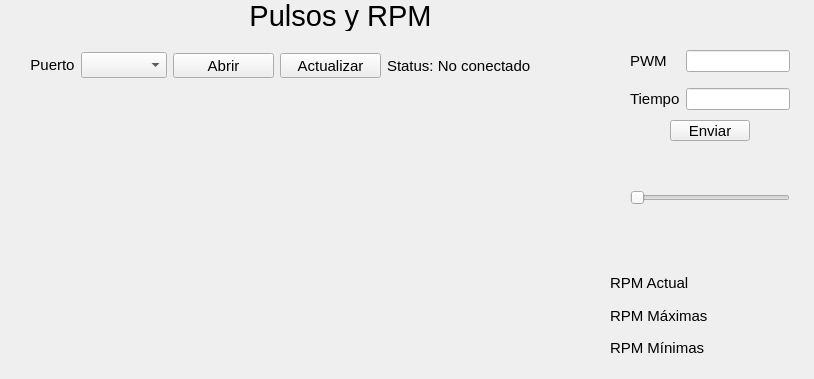
The window that Pulsos/widget.ui (Andrewslaxe/Laboratorio-Pulsos) describes before a commit, drawn with Qt 5.
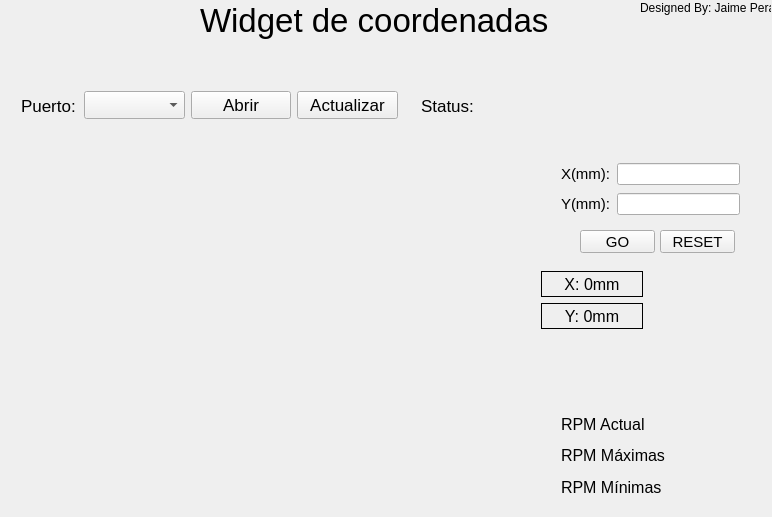
The same window after the commit. Custom widgets are drawn as their Qt base class.

Diff of the .ui file:
```diff
--- a/Pulsos/widget.ui
+++ b/Pulsos/widget.ui
@@ -6,97 +6,77 @@
    <rect>
     <x>0</x>
     <y>0</y>
-    <width>814</width>
-    <height>379</height>
+    <width>772</width>
+    <height>517</height>
    </rect>
   </property>
   <property name="windowTitle">
    <string>Widget</string>
   </property>
-  <widget class="QLabel" name="label">
+  <widget class="QCustomPlot" name="customPlot" native="true">
    <property name="geometry">
     <rect>
-     <x>-10</x>
-     <y>0</y>
-     <width>701</width>
-     <height>31</height>
+     <x>10</x>
+     <y>150</y>
+     <width>511</width>
+     <height>311</height>
     </rect>
    </property>
-   <property name="font">
-    <font>
-     <pointsize>22</pointsize>
-    </font>
-   </property>
-   <property name="text">
-    <string>Pulsos y RPM</string>
-   </property>
-   <property name="alignment">
-    <set>Qt::AlignCenter</set>
-   </property>
   </widget>
-  <widget class="QWidget" name="horizontalLayoutWidget">
+  <widget class="QWidget" name="layoutWidget">
    <property name="geometry">
     <rect>
-     <x>30</x>
-     <y>50</y>
-     <width>501</width>
-     <height>31</height>
+     <x>10</x>
+     <y>80</y>
+     <width>399</width>
+     <height>51</height>
     </rect>
    </property>
-   <layout class="QHBoxLayout" name="horizontalLayout">
+   <layout class="QHBoxLayout" name="horizontalLayout_2">
     <item>
-     <widget class="QLabel" name="label_2">
-      <property name="sizePolicy">
-       <sizepolicy hsizetype="Fixed" vsizetype="Fixed">
-        <horstretch>0</horstretch>
-        <verstretch>0</verstretch>
-       </sizepolicy>
+     <widget class="QLabel" name="label_3">
+      <property name="minimumSize">
+       <size>
+        <width>0</width>
+        <height>0</height>
+       </size>
+      </property>
+      <property name="maximumSize">
+       <size>
+        <width>57</width>
+        <height>16777215</height>
+       </size>
       </property>
       <property name="font">
        <font>
-        <pointsize>11</pointsize>
+        <pointsize>13</pointsize>
        </font>
       </property>
       <property name="text">
-       <string>Puerto</string>
-      </property>
-      <property name="alignment">
-       <set>Qt::AlignCenter</set>
+       <string>Puerto:</string>
       </property>
      </widget>
     </item>
     <item>
      <widget class="QComboBox" name="comboBox">
-      <property name="sizePolicy">
-       <sizepolicy hsizetype="Fixed" vsizetype="Fixed">
-        <horstretch>0</horstretch>
-        <verstretch>0</verstretch>
-       </sizepolicy>
+      <property name="minimumSize">
+       <size>
+        <width>100</width>
+        <height>0</height>
+       </size>
       </property>
       <property name="font">
        <font>
-        <pointsize>11</pointsize>
+        <pointsize>13</pointsize>
        </font>
       </property>
      </widget>
     </item>
     <item>
-     <widget class="QToolButton" name="toolButton">
-      <property name="sizePolicy">
-       <sizepolicy hsizetype="Preferred" vsizetype="Maximum">
-        <horstretch>0</horstretch>
-        <verstretch>0</verstretch>
-       </sizepolicy>
-      </property>
-      <property name="maximumSize">
-       <size>
-        <width>16777215</width>
-        <height>16777215</height>
-       </size>
-      </property>
+     <widget class="QPushButton" name="pushButton_2">
       <property name="font">
        <font>
-        <pointsize>11</pointsize>
+        <pointsize>13</pointsize>
        </font>
       </property>
       <property name="text">
@@ -105,16 +85,10 @@
      </widget>
     </item>
     <item>
-     <widget class="QToolButton" name="toolButton_2">
-      <property name="sizePolicy">
-       <sizepolicy hsizetype="Minimum" vsizetype="Fixed">
-        <horstretch>0</horstretch>
-        <verstretch>0</verstretch>
-       </sizepolicy>
-      </property>
+     <widget class="QPushButton" name="pushButton_3">
       <property name="font">
        <font>
-        <pointsize>11</pointsize>
+        <pointsize>13</pointsize>
        </font>
       </property>
       <property name="text">
@@ -122,33 +96,33 @@
       </property>
      </widget>
     </item>
-    <item>
-     <widget class="QLabel" name="label_3">
-      <property name="sizePolicy">
-       <sizepolicy hsizetype="Minimum" vsizetype="Preferred">
-        <horstretch>0</horstretch>
-        <verstretch>0</verstretch>
-       </sizepolicy>
-      </property>
-      <property name="font">
-       <font>
-        <pointsize>11</pointsize>
-       </font>
-      </property>
-      <property name="text">
-       <string>Status: No conectado</string>
-      </property>
-     </widget>
-    </item>
    </layout>
   </widget>
+  <widget class="QLabel" name="label_5">
+   <property name="geometry">
+    <rect>
+     <x>200</x>
+     <y>0</y>
+     <width>391</width>
+     <height>41</height>
+    </rect>
+   </property>
+   <property name="font">
+    <font>
+     <pointsize>25</pointsize>
+    </font>
+   </property>
+   <property name="text">
+    <string>Widget de coordenadas</string>
+   </property>
+  </widget>
   <widget class="QWidget" name="gridLayoutWidget">
    <property name="geometry">
     <rect>
-     <x>630</x>
-     <y>40</y>
-     <width>160</width>
-     <height>80</height>
+     <x>550</x>
+     <y>400</y>
+     <width>211</width>
+     <height>111</height>
     </rect>
    </property>
    <layout class="QGridLayout" name="gridLayout">
@@ -156,67 +130,7 @@
      <widget class="QLabel" name="label_4">
       <property name="font">
        <font>
-        <pointsize>11</pointsize>
-       </font>
-      </property>
-      <property name="text">
-       <string>PWM</string>
-      </property>
-     </widget>
-    </item>
-    <item row="1" column="0">
-     <widget class="QLabel" name="label_5">
-      <property name="font">
-       <font>
-        <pointsize>11</pointsize>
-       </font>
-      </property>
-      <property name="text">
-       <string>Tiempo</string>
-      </property>
-     </widget>
-    </item>
-    <item row="0" column="1">
-     <widget class="QLineEdit" name="lineEdit"/>
-    </item>
-    <item row="1" column="1">
-     <widget class="QLineEdit" name="lineEdit_2"/>
-    </item>
-   </layout>
-  </widget>
-  <widget class="QPushButton" name="pushButton">
-   <property name="geometry">
-    <rect>
-     <x>670</x>
-     <y>120</y>
-     <width>80</width>
-     <height>21</height>
-    </rect>
-   </property>
-   <property name="font">
-    <font>
-     <pointsize>11</pointsize>
-    </font>
-   </property>
-   <property name="text">
-    <string>Enviar</string>
-   </property>
-  </widget>
-  <widget class="QWidget" name="verticalLayoutWidget">
-   <property name="geometry">
-    <rect>
-     <x>610</x>
-     <y>270</y>
-     <width>171</width>
-     <height>91</height>
-    </rect>
-   </property>
-   <layout class="QVBoxLayout" name="verticalLayout">
-    <item>
-     <widget class="QLabel" name="label_6">
-      <property name="font">
-       <font>
-        <pointsize>11</pointsize>
+        <pointsize>12</pointsize>
        </font>
       </property>
       <property name="text">
@@ -224,23 +138,18 @@
       </property>
      </widget>
     </item>
-    <item>
+    <item row="1" column="1">
+     <widget class="QLabel" name="RpmMax">
+      <property name="text">
+       <string/>
+      </property>
+     </widget>
+    </item>
+    <item row="2" column="0">
      <widget class="QLabel" name="label_7">
       <property name="font">
        <font>
-        <pointsize>11</pointsize>
-       </font>
-      </property>
-      <property name="text">
-       <string>RPM Máximas</string>
-      </property>
-     </widget>
-    </item>
-    <item>
-     <widget class="QLabel" name="label_8">
-      <property name="font">
-       <font>
-        <pointsize>11</pointsize>
+        <pointsize>12</pointsize>
        </font>
       </property>
       <property name="text">
@@ -248,49 +157,160 @@
       </property>
      </widget>
     </item>
+    <item row="0" column="1">
+     <widget class="QLabel" name="RpmAct">
+      <property name="text">
+       <string/>
+      </property>
+     </widget>
+    </item>
+    <item row="1" column="0">
+     <widget class="QLabel" name="label_6">
+      <property name="font">
+       <font>
+        <pointsize>12</pointsize>
+       </font>
+      </property>
+      <property name="text">
+       <string>RPM Máximas</string>
+      </property>
+     </widget>
+    </item>
+    <item row="2" column="1">
+     <widget class="QLabel" name="RpmMin">
+      <property name="text">
+       <string/>
+      </property>
+     </widget>
+    </item>
    </layout>
   </widget>
-  <widget class="QCustomPlot" name="myplot" native="true">
+  <widget class="QLabel" name="label_10">
    <property name="geometry">
     <rect>
-     <x>0</x>
-     <y>90</y>
-     <width>571</width>
-     <height>291</height>
-    </rect>
-   </property>
-   <property name="font">
-    <font>
-     <pointsize>12</pointsize>
-    </font>
-   </property>
-  </widget>
-  <widget class="QSlider" name="horizontalSlider">
-   <property name="geometry">
-    <rect>
-     <x>630</x>
-     <y>190</y>
-     <width>160</width>
+     <x>640</x>
+     <y>0</y>
+     <width>131</width>
      <height>16</height>
     </rect>
    </property>
-   <property name="minimum">
-    <number>0</number>
+   <property name="text">
+    <string>Designed By: Jaime Peraza</string>
    </property>
-   <property name="maximum">
-    <number>100</number>
+  </widget>
+  <widget class="QWidget" name="horizontalLayoutWidget">
+   <property name="geometry">
+    <rect>
+     <x>410</x>
+     <y>80</y>
+     <width>331</width>
+     <height>51</height>
+    </rect>
    </property>
-   <property name="orientation">
-    <enum>Qt::Horizontal</enum>
+   <layout class="QHBoxLayout" name="horizontalLayout_3">
+    <item>
+     <widget class="QLabel" name="label_11">
+      <property name="minimumSize">
+       <size>
+        <width>0</width>
+        <height>0</height>
+       </size>
+      </property>
+      <property name="maximumSize">
+       <size>
+        <width>57</width>
+        <height>16777215</height>
+       </size>
+      </property>
+      <property name="font">
+       <font>
+        <pointsize>13</pointsize>
+       </font>
+      </property>
+      <property name="text">
+       <string>Status:</string>
+      </property>
+     </widget>
+    </item>
+    <item>
+     <widget class="QLabel" name="label_12">
+      <property name="minimumSize">
+       <size>
+        <width>0</width>
+        <height>0</height>
+       </size>
+      </property>
+      <property name="maximumSize">
+       <size>
+        <width>500</width>
+        <height>16777215</height>
+       </size>
+      </property>
+      <property name="font">
+       <font>
+        <pointsize>13</pointsize>
+       </font>
+      </property>
+      <property name="text">
+       <string/>
+      </property>
+     </widget>
+    </item>
+   </layout>
+  </widget>
+  <widget class="QWidget" name="gridLayoutWidget_2">
+   <property name="geometry">
+    <rect>
+     <x>550</x>
+     <y>150</y>
+     <width>201</width>
+     <height>80</height>
+    </rect>
    </property>
+   <layout class="QGridLayout" name="gridLayout_2">
+    <item row="0" column="0">
+     <widget class="QLabel" name="label_8">
+      <property name="font">
+       <font>
+        <pointsize>11</pointsize>
+       </font>
+      </property>
+      <property name="text">
+       <string>X(mm):</string>
+      </property>
+     </widget>
+    </item>
+    <item row="1" column="0">
+     <widget class="QLabel" name="label_9">
+      <property name="font">
+       <font>
+        <pointsize>11</pointsize>
+       </font>
+      </property>
+      <property name="text">
+       <string>Y(mm):</string>
+      </property>
+     </widget>
+    </item>
+    <item row="0" column="1">
+     <widget class="QLineEdit" name="lineEdit_3"/>
+    </item>
+    <item row="1" column="1">
+     <widget class="QLineEdit" name="lineEdit_4">
+      <property name="frame">
+       <bool>true</bool>
+      </property>
+     </widget>
+    </item>
+   </layout>
   </widget>
-  <widget class="QLabel" name="label_9">
+  <widget class="QPushButton" name="pushButton_4">
    <property name="geometry">
     <rect>
-     <x>690</x>
-     <y>210</y>
-     <width>47</width>
-     <height>13</height>
+     <x>580</x>
+     <y>230</y>
+     <width>75</width>
+     <height>23</height>
     </rect>
    </property>
    <property name="font">
@@ -299,10 +319,101 @@
     </font>
    </property>
    <property name="text">
-    <string/>
+    <string>GO</string>
+   </property>
+  </widget>
+  <widget class="QWidget" name="gridLayoutWidget_3">
+   <property name="geometry">
+    <rect>
+     <x>530</x>
+     <y>260</y>
+     <width>231</width>
+     <height>80</height>
+    </rect>
+   </property>
+   <layout class="QGridLayout" name="gridLayout_3">
+    <item row="1" column="0">
+     <widget class="QLabel" name="label">
+      <property name="font">
+       <font>
+        <pointsize>12</pointsize>
+       </font>
+      </property>
+      <property name="frameShape">
+       <enum>QFrame::Box</enum>
+      </property>
+      <property name="text">
+       <string>X: 0mm</string>
+      </property>
+      <property name="alignment">
+       <set>Qt::AlignCenter</set>
+      </property>
+     </widget>
+    </item>
+    <item row="2" column="0">
+     <widget class="QLabel" name="label_13">
+      <property name="font">
+       <font>
+        <pointsize>12</pointsize>
+       </font>
+      </property>
+      <property name="frameShape">
+       <enum>QFrame::Box</enum>
+      </property>
+      <property name="text">
+       <string>Y: 0mm</string>
+      </property>
+      <property name="alignment">
+       <set>Qt::AlignCenter</set>
+      </property>
+     </widget>
+    </item>
+    <item row="2" column="1">
+     <widget class="QLabel" name="Sentidoy">
+      <property name="font">
+       <font>
+        <pointsize>12</pointsize>
+       </font>
+      </property>
+      <property name="text">
+       <string/>
+      </property>
+     </widget>
+    </item>
+    <item row="1" column="1">
+     <widget class="QLabel" name="Sentidox">
+      <property name="font">
+       <font>
+        <pointsize>12</pointsize>
+       </font>
+      </property>
+      <property name="text">
+       <string/>
+      </property>
+     </widget>
+    </item>
+   </layout>
+  </widget>
+  <widget class="QPushButton" name="pushButton_5">
+   <property name="geometry">
+    <rect>
+     <x>660</x>
+     <y>230</y>
+     <width>75</width>
+     <height>23</height>
+    </rect>
+   </property>
+   <property name="font">
+    <font>
+     <pointsize>11</pointsize>
+    </font>
+   </property>
+   <property name="text">
+    <string>RESET</string>
    </property>
   </widget>
  </widget>
+ <layoutdefault spacing="6" margin="11"/>
  <customwidgets>
   <customwidget>
    <class>QCustomPlot</class>
```
Left out of the diff: 2 changed lines with no effect on the pictures.
